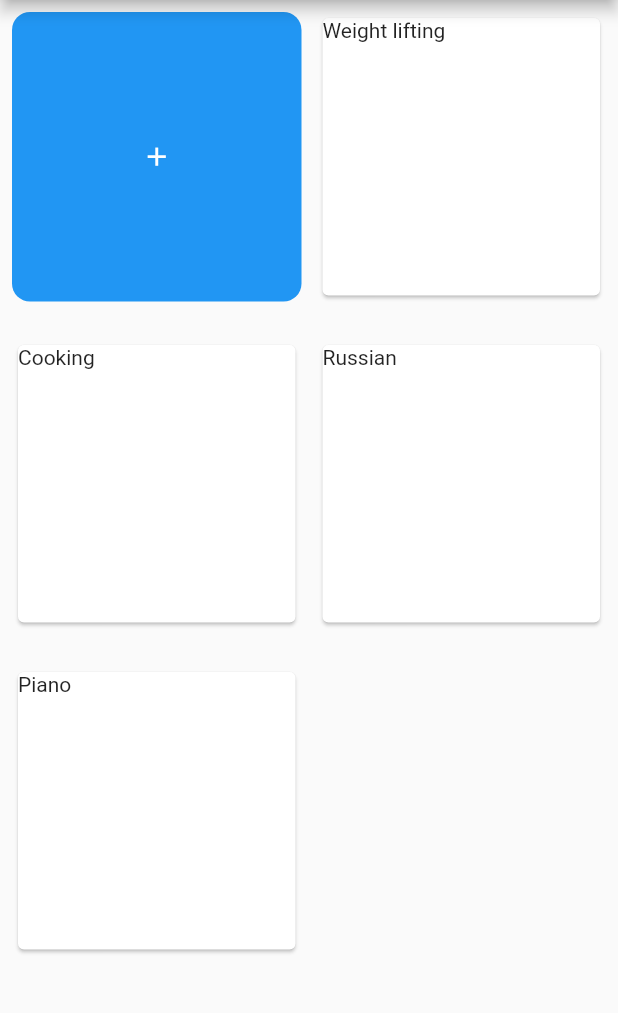
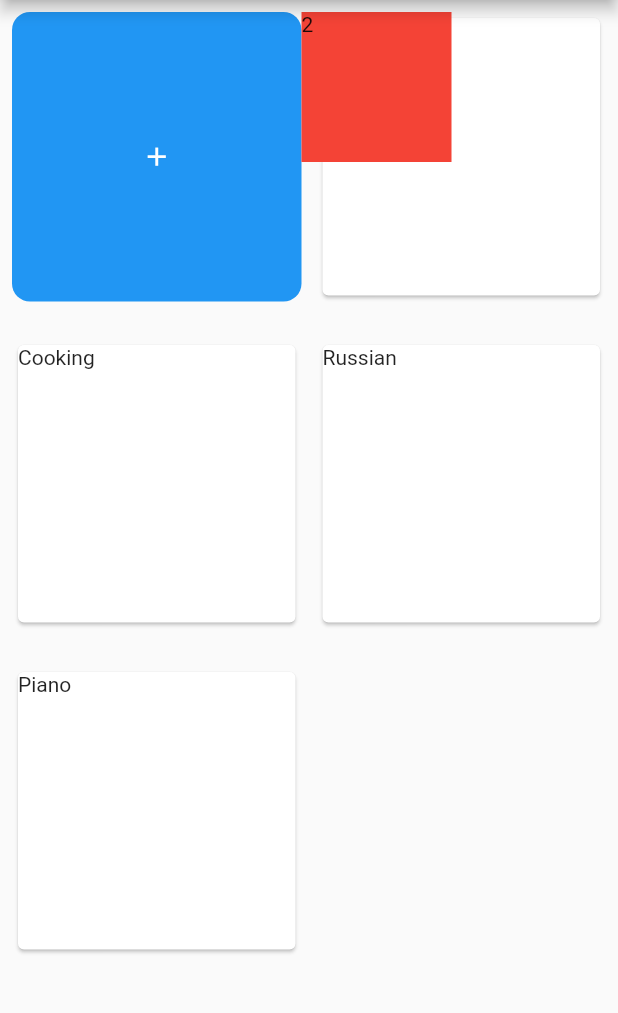
Before and after one commit to kostaleonard/renaissance-man-app, a Flutter app: the screen it shows after launch, on a phone screen of 412 x 824 dp, the part 84-1097 px from its top. Run offline on Flutter 3.47's test engine with Material 2 defaults, Android fonts, the phone set to English and light mode, and no system bars.

Commit message:
Added create skill popup widget at correct position
Signed-off-by: Leo Kosta <kostaleonard@gmail.com>

```diff
--- a/lib/skill_select_page.dart
+++ b/lib/skill_select_page.dart
@@ -1,4 +1,6 @@
 /// Displays the user's tracked skills.
+
+import 'dart:math';
 
 import 'package:flutter/cupertino.dart';
 import 'package:flutter/material.dart';
@@ -18,6 +20,7 @@ class SkillSelectPage extends StatefulWidget {
 
 class _SkillSelectPageState extends State<SkillSelectPage> {
   static const _biggerFont = TextStyle(fontSize: 18);
+  static const _gridViewMaxCrossAxisExtent = 200.0;
   late Future<List<Skill>> skillQuery;
 
   @override
@@ -37,7 +40,6 @@ class _SkillSelectPageState extends State<SkillSelectPage> {
         appBar: AppBar(title: const Text('Renaissance Man')),
         body: Column(
           children: [
-
             FutureBuilder(
               future: skillQuery,
               builder: (context, snapshot) {
@@ -62,13 +64,41 @@ class _SkillSelectPageState extends State<SkillSelectPage> {
                       },
                       child: const Icon(Icons.add));
                   return Expanded(
-                      child: GridView.extent(
-                    padding: const EdgeInsets.all(8),
-                    mainAxisSpacing: 25,
-                    crossAxisSpacing: 10,
-                    maxCrossAxisExtent: 200,
-                    children: [addSkillButton as Widget] + skillPreviewCards,
-                  ));
+                      child: LayoutBuilder(builder: (context, constraints) {
+                    //TODO update magic numbers to static constants
+                    //See Flutter's SliverGridDelegateWithMaxCrossAxisExtent for an explanation of this calculation.
+                    final numGridViewColumns = max(
+                        1,
+                        ((constraints.biggest.width - 16) /
+                                (_gridViewMaxCrossAxisExtent + 10))
+                            .ceil());
+                    final usableCrossAxisExtent = max(
+                      0,
+                      constraints.biggest.width -
+                          16 -
+                          10 * (numGridViewColumns - 1),
+                    );
+                    final gridViewColumnSize =
+                        usableCrossAxisExtent / numGridViewColumns;
+                    return Stack(children: [
+                      GridView.extent(
+                        padding: const EdgeInsets.all(8),
+                        mainAxisSpacing: 25,
+                        crossAxisSpacing: 10,
+                        maxCrossAxisExtent: _gridViewMaxCrossAxisExtent,
+                        children: <Widget>[addSkillButton] + skillPreviewCards,
+                      ),
+                      Positioned(
+                          top: 8,
+                          left: 8 + gridViewColumnSize,
+                          child: Container(
+                            width: 100,
+                            height: 100,
+                            color: Colors.red,
+                            child: Text('$numGridViewColumns'),
+                          ))
+                    ]);
+                  }));
                 }
               },
             ),
```
